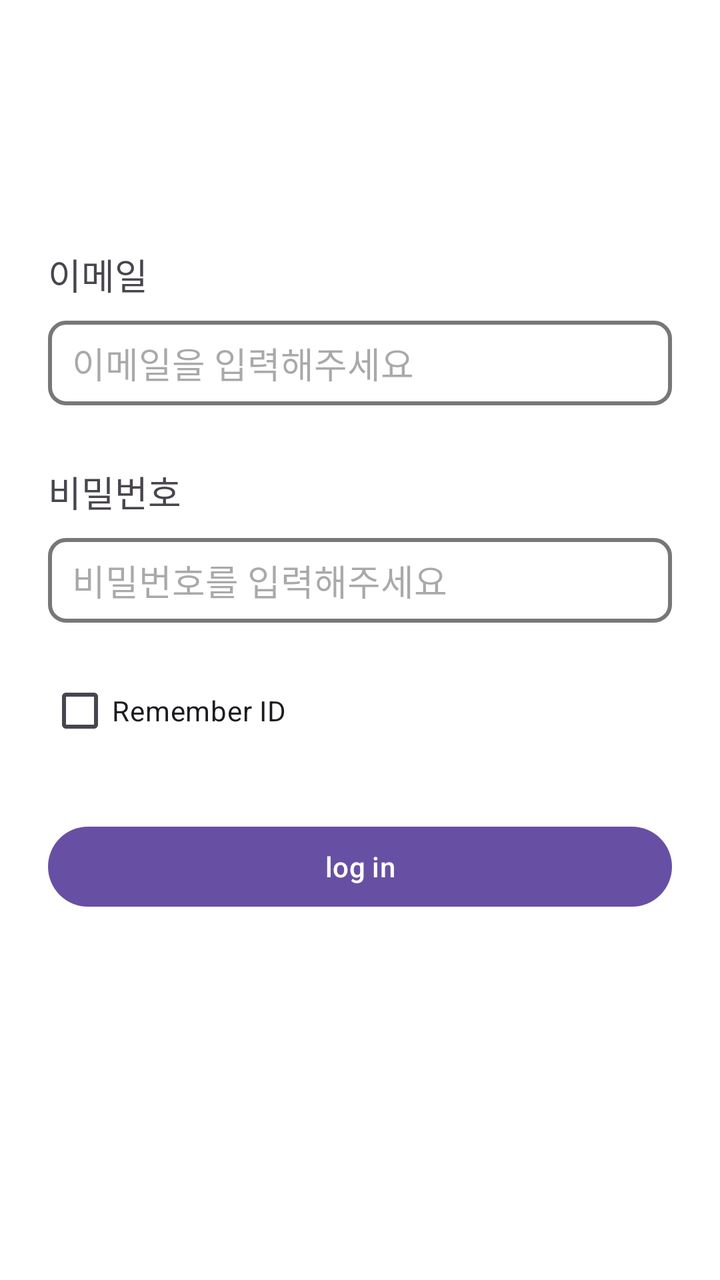
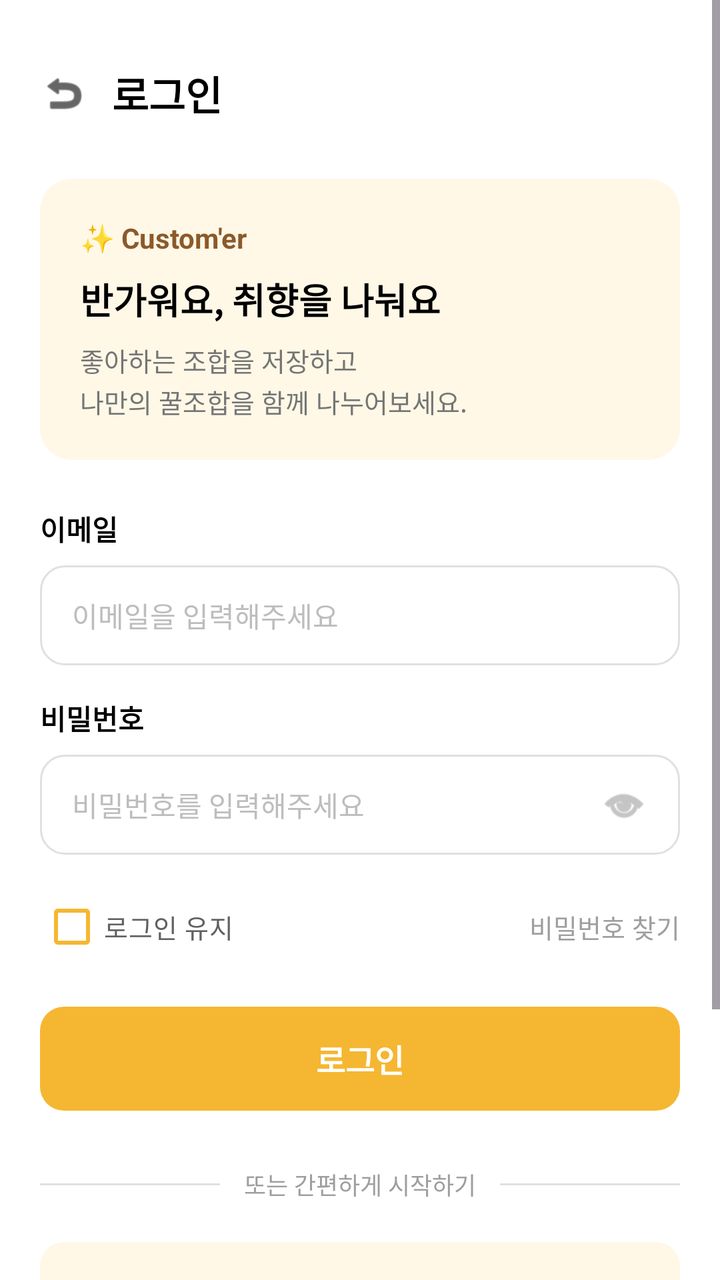

Before-and-after screenshots of an Android layout around one commit, followed by the original layout XML and the change that was made.
<!-- AndroidManifest.xml: application theme Theme.MP_Customer -->
<!-- res/layout/activity_login.xml -->
<?xml version="1.0" encoding="utf-8"?>
<LinearLayout xmlns:android="http://schemas.android.com/apk/res/android"
    android:layout_width="match_parent"
    android:layout_height="wrap_content"
    android:background="#FFFFFF"
    android:orientation="vertical"
    android:padding="24dp">

    <TextView
        android:id="@+id/textView"
        android:layout_width="match_parent"
        android:layout_height="wrap_content"
        android:layout_marginTop="100dp"
        android:text="@string/login_title"
        android:textSize="18sp" />

    <EditText
        android:autofillHints="emailAddress"
        android:id="@+id/editTextTextEmailAddress"
        android:layout_width="match_parent"
        android:layout_height="wrap_content"
        android:layout_marginTop="10dp"
        android:background="@drawable/bg_login_box"
        android:hint="@string/email_hint"
        android:inputType="textEmailAddress" />

    <TextView
        android:id="@+id/textView2"
        android:layout_width="match_parent"
        android:layout_height="wrap_content"
        android:layout_marginTop="30dp"
        android:text="@string/password_title"
        android:textSize="18sp" />

    <EditText
        android:autofillHints="password"
        android:id="@+id/editTextTextPassword"
        android:layout_width="match_parent"
        android:layout_height="wrap_content"
        android:layout_marginTop="10dp"
        android:background="@drawable/bg_login_box"
        android:ems="10"
        android:hint="@string/password_hint"
        android:inputType="textPassword" />

    <CheckBox
        android:id="@+id/checkBox"
        android:layout_width="match_parent"
        android:layout_height="wrap_content"
        android:layout_marginTop="20dp"
        android:text="@string/remember_id" />

    <Button
        android:id="@+id/button"
        android:layout_width="match_parent"
        android:layout_height="wrap_content"
        android:layout_marginTop="30dp"
        android:text="@string/login_button" />
</LinearLayout>
<!-- resources referenced by this layout -->
<resources>
  <!-- drawable bg_login_box (drawable) -->
  <?xml version="1.0" encoding="utf-8"?>
  <shape xmlns:android="http://schemas.android.com/apk/res/android"
      android:shape="rectangle">
  
      <solid android:color="#FFFFFF" />
  
      <stroke
          android:width="2dp"
          android:color="#777777" />
  
      <corners android:radius="8dp" />
  
      <padding
          android:left="12dp"
          android:right="12dp"
          android:top="8dp"
          android:bottom="8dp" />
  
  </shape>
  <string name="email_hint">이메일을 입력해주세요</string>
  <string name="login_button">log in</string>
  <string name="login_title">이메일</string>
  <string name="password_hint">비밀번호를 입력해주세요</string>
  <string name="password_title">비밀번호</string>
  <string name="remember_id">Remember ID</string>
  <style name="Theme.MP_Customer" parent="Base.Theme.MP_Customer" />
  <style name="Base.Theme.MP_Customer" parent="Theme.Material3.DayNight.NoActionBar">
          
          
      </style>
</resources>

<!-- the commit's change to res/layout/activity_login.xml (unified diff, before → after) -->
@@ -1,59 +1,262 @@
 <?xml version="1.0" encoding="utf-8"?>
-<LinearLayout xmlns:android="http://schemas.android.com/apk/res/android"
+<ScrollView xmlns:android="http://schemas.android.com/apk/res/android"
+    xmlns:app="http://schemas.android.com/apk/res-auto"
+    xmlns:tools="http://schemas.android.com/tools"
     android:layout_width="match_parent"
-    android:layout_height="wrap_content"
+    android:layout_height="match_parent"
     android:background="#FFFFFF"
-    android:orientation="vertical"
-    android:padding="24dp">
-
-    <TextView
-        android:id="@+id/textView"
+    android:fillViewport="true">
+
+    <LinearLayout
         android:layout_width="match_parent"
         android:layout_height="wrap_content"
-        android:layout_marginTop="100dp"
-        android:text="@string/login_title"
-        android:textSize="18sp" />
-
-    <EditText
-        android:autofillHints="emailAddress"
-        android:id="@+id/editTextTextEmailAddress"
-        android:layout_width="match_parent"
-        android:layout_height="wrap_content"
-        android:layout_marginTop="10dp"
-        android:background="@drawable/bg_login_box"
-        android:hint="@string/email_hint"
-        android:inputType="textEmailAddress" />
-
-    <TextView
-        android:id="@+id/textView2"
-        android:layout_width="match_parent"
-        android:layout_height="wrap_content"
-        android:layout_marginTop="30dp"
-        android:text="@string/password_title"
-        android:textSize="18sp" />
-
-    <EditText
-        android:autofillHints="password"
-        android:id="@+id/editTextTextPassword"
-        android:layout_width="match_parent"
-        android:layout_height="wrap_content"
-        android:layout_marginTop="10dp"
-        android:background="@drawable/bg_login_box"
-        android:ems="10"
-        android:hint="@string/password_hint"
-        android:inputType="textPassword" />
-
-    <CheckBox
-        android:id="@+id/checkBox"
-        android:layout_width="match_parent"
-        android:layout_height="wrap_content"
-        android:layout_marginTop="20dp"
-        android:text="@string/remember_id" />
-
-    <Button
-        android:id="@+id/button"
-        android:layout_width="match_parent"
-        android:layout_height="wrap_content"
-        android:layout_marginTop="30dp"
-        android:text="@string/login_button" />
-</LinearLayout>
+        android:orientation="vertical"
+        android:padding="20dp">
+
+        
+        <LinearLayout
+            android:layout_width="match_parent"
+            android:layout_height="wrap_content"
+            android:gravity="center_vertical"
+            android:orientation="horizontal"
+            android:paddingVertical="12dp">
+
+            <ImageView
+                android:id="@+id/btnBack"
+                android:layout_width="24dp"
+                android:layout_height="24dp"
+                android:src="@android:drawable/ic_menu_revert"
+                app:tint="#000000" />
+
+            <TextView
+                android:layout_width="wrap_content"
+                android:layout_height="wrap_content"
+                android:layout_marginStart="12dp"
+                android:text="로그인"
+                android:textColor="#000000"
+                android:textSize="20sp"
+                android:textStyle="bold" />
+        </LinearLayout>
+
+        
+        <LinearLayout
+            android:layout_width="match_parent"
+            android:layout_height="wrap_content"
+            android:layout_marginTop="16dp"
+            android:background="@drawable/bg_banner"
+            android:orientation="vertical"
+            android:padding="20dp">
+
+            <TextView
+                android:layout_width="wrap_content"
+                android:layout_height="wrap_content"
+                android:text="✨ Custom'er"
+                android:textColor="#8B5A2B"
+                android:textSize="14sp"
+                android:textStyle="bold" />
+
+            <TextView
+                android:layout_width="wrap_content"
+                android:layout_height="wrap_content"
+                android:layout_marginTop="8dp"
+                android:text="반가워요, 취향을 나눠요"
+                android:textColor="#000000"
+                android:textSize="18sp"
+                android:textStyle="bold" />
+
+            <TextView
+                android:layout_width="wrap_content"
+                android:layout_height="wrap_content"
+                android:layout_marginTop="8dp"
+                android:lineSpacingExtra="2dp"
+                android:text="좋아하는 조합을 저장하고\n나만의 꿀조합을 함께 나누어보세요."
+                android:textColor="#757575"
+                android:textSize="13sp" />
+        </LinearLayout>
+
+        
+        <TextView
+            android:layout_width="wrap_content"
+            android:layout_height="wrap_content"
+            android:layout_marginTop="24dp"
+            android:text="이메일"
+            android:textColor="#000000"
+            android:textSize="14sp"
+            android:textStyle="bold" />
+
+        <EditText
+            android:id="@+id/etEmail"
+            android:layout_width="match_parent"
+            android:layout_height="50dp"
+            android:layout_marginTop="8dp"
+            android:background="@drawable/bg_edit_text"
+            android:hint="이메일을 입력해주세요"
+            android:inputType="textEmailAddress"
+            android:paddingHorizontal="16dp"
+            android:textColor="#000000"
+            android:textColorHint="#BDBDBD"
+            android:textSize="14sp" />
+
+        
+        <TextView
+            android:layout_width="wrap_content"
+            android:layout_height="wrap_content"
+            android:layout_marginTop="16dp"
+            android:text="비밀번호"
+            android:textColor="#000000"
+            android:textSize="14sp"
+            android:textStyle="bold" />
+
+        <RelativeLayout
+            android:layout_width="match_parent"
+            android:layout_height="50dp"
+            android:layout_marginTop="8dp"
+            android:background="@drawable/bg_edit_text">
+
+            <EditText
+                android:id="@+id/etPassword"
+                android:layout_width="match_parent"
+                android:layout_height="match_parent"
+                android:layout_toStartOf="@id/btnTogglePassword"
+                android:background="@null"
+                android:hint="비밀번호를 입력해주세요"
+                android:inputType="textPassword"
+                android:paddingHorizontal="16dp"
+                android:textColor="#000000"
+                android:textColorHint="#BDBDBD"
+                android:textSize="14sp" />
+
+            <ImageView
+                android:id="@+id/btnTogglePassword"
+                android:layout_width="24dp"
+                android:layout_height="24dp"
+                android:layout_alignParentEnd="true"
+                android:layout_centerVertical="true"
+                android:layout_marginEnd="16dp"
+                android:src="@android:drawable/ic_menu_view"
+                app:tint="#9E9E9E" />
+        </RelativeLayout>
+
+        
+        <RelativeLayout
+            android:layout_width="match_parent"
+            android:layout_height="wrap_content"
+            android:layout_marginTop="12dp">
+
+            <CheckBox
+                android:id="@+id/cbKeepLogin"
+                android:layout_width="wrap_content"
+                android:layout_height="wrap_content"
+                android:layout_alignParentStart="true"
+                android:buttonTint="#F5B731"
+                android:text="로그인 유지"
+                android:textColor="#616161"
+                android:textSize="13sp" />
+
+            <TextView
+                android:id="@+id/btnFindPassword"
+                android:layout_width="wrap_content"
+                android:layout_height="wrap_content"
+                android:layout_alignParentEnd="true"
+                android:layout_centerVertical="true"
+                android:text="비밀번호 찾기"
+                android:textColor="#9E9E9E"
+                android:textSize="13sp" />
+        </RelativeLayout>
+
+        
+        <androidx.appcompat.widget.AppCompatButton
+            android:id="@+id/btnLogin"
+            android:layout_width="match_parent"
+            android:layout_height="52dp"
+            android:layout_marginTop="16dp"
+            android:background="@drawable/bg_button_yellow"
+            android:elevation="0dp"
+            android:stateListAnimator="@null"
+            android:text="로그인"
+            android:textColor="#FFFFFF"
+            android:textSize="16sp"
+            android:textStyle="bold" />
+
+        
+        <LinearLayout
+            android:layout_width="match_parent"
+            android:layout_height="wrap_content"
+            android:layout_marginTop="28dp"
+            android:gravity="center"
+            android:orientation="horizontal">
+
+            <View
+                android:layout_width="0dp"
+                android:layout_height="1dp"
+                android:layout_weight="1"
+                android:background="#E0E0E0" />
+
+            <TextView
+                android:layout_width="wrap_content"
+                android:layout_height="wrap_content"
+                android:layout_marginHorizontal="12dp"
+                android:text="또는 간편하게 시작하기"
+                android:textColor="#9E9E9E"
+                android:textSize="12sp" />
+
+            <View
+                android:layout_width="0dp"
+                android:layout_height="1dp"
+                android:layout_weight="1"
+                android:background="#E0E0E0" />
+        </LinearLayout>
+
+        
+        <androidx.appcompat.widget.AppCompatButton
+            android:id="@+id/btnGoogleLogin"
+            android:layout_width="match_parent"
+            android:layout_height="52dp"
+            android:layout_marginTop="20dp"
+            android:background="@drawable/bg_button_google"
+            android:elevation="0dp"
+            android:stateListAnimator="@null"
+            android:text="구글로 시작하기"
+            android:textColor="#333333"
+            android:textSize="15sp"
+            android:textStyle="bold" />
+
+        
+        <LinearLayout
+            android:layout_width="wrap_content"
+            android:layout_height="wrap_content"
+            android:layout_gravity="center_horizontal"
+            android:layout_marginTop="20dp"
+            android:orientation="horizontal">
+
+            <TextView
+                android:layout_width="wrap_content"
+                android:layout_height="wrap_content"
+                android:text="아직 Custom'er 회원이 아니신가요? "
+                android:textColor="#757575"
+                android:textSize="13sp" />
+
+            <TextView
+                android:id="@+id/btnSignUp"
+                android:layout_width="wrap_content"
+                android:layout_height="wrap_content"
+                android:text="회원가입"
+                android:textColor="#8B5A2B"
+                android:textSize="13sp"
+                android:textStyle="bold" />
+        </LinearLayout>
+
+        
+        <TextView
+            android:id="@+id/btnGuest"
+            android:layout_width="wrap_content"
+            android:layout_height="wrap_content"
+            android:layout_gravity="center_horizontal"
+            android:layout_marginTop="40dp"
+            android:layout_marginBottom="20dp"
+            android:text="로그인 없이 둘러보기"
+            android:textColor="#9E9E9E"
+            android:textSize="13sp" />
+
+    </LinearLayout>
+</ScrollView>
<!-- resource entries referenced after the edit -->
@@ -1,31 +1,34 @@
 <!-- resources referenced by this layout -->
 <resources>
-  <!-- drawable bg_login_box (drawable) -->
+  <!-- drawable bg_banner (drawable) -->
   <?xml version="1.0" encoding="utf-8"?>
   <shape xmlns:android="http://schemas.android.com/apk/res/android"
       android:shape="rectangle">
-  
+      <solid android:color="#FFF8E7" />
+      <corners android:radius="16dp" />
+  </shape>
+  <!-- drawable bg_button_google (drawable) -->
+  <?xml version="1.0" encoding="utf-8"?>
+  <shape xmlns:android="http://schemas.android.com/apk/res/android"
+      android:shape="rectangle">
+      <solid android:color="#FFF8E7" />
+      <corners android:radius="12dp" />
+  </shape>
+  <!-- drawable bg_button_yellow (drawable) -->
+  <?xml version="1.0" encoding="utf-8"?>
+  <shape xmlns:android="http://schemas.android.com/apk/res/android"
+      android:shape="rectangle">
+      <solid android:color="#F5B731" />
+      <corners android:radius="12dp" />
+  </shape>
+  <!-- drawable bg_edit_text (drawable) -->
+  <?xml version="1.0" encoding="utf-8"?>
+  <shape xmlns:android="http://schemas.android.com/apk/res/android"
+      android:shape="rectangle">
       <solid android:color="#FFFFFF" />
-  
-      <stroke
-          android:width="2dp"
-          android:color="#777777" />
-  
-      <corners android:radius="8dp" />
-  
-      <padding
-          android:left="12dp"
-          android:right="12dp"
-          android:top="8dp"
-          android:bottom="8dp" />
-  
+      <stroke android:width="1dp" android:color="#E0E0E0" />
+      <corners android:radius="12dp" />
   </shape>
-  <string name="email_hint">이메일을 입력해주세요</string>
-  <string name="login_button">log in</string>
-  <string name="login_title">이메일</string>
-  <string name="password_hint">비밀번호를 입력해주세요</string>
-  <string name="password_title">비밀번호</string>
-  <string name="remember_id">Remember ID</string>
   <style name="Theme.MP_Customer" parent="Base.Theme.MP_Customer" />
   <style name="Base.Theme.MP_Customer" parent="Theme.Material3.DayNight.NoActionBar">
           
